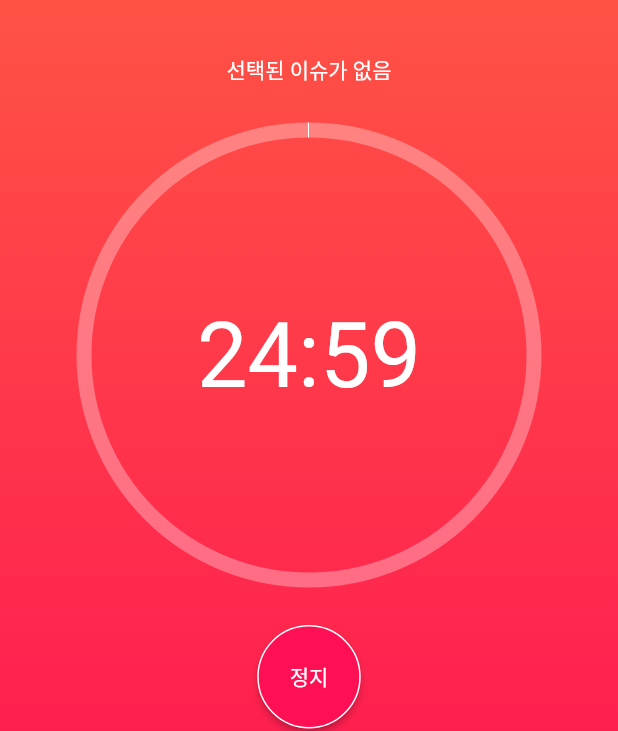
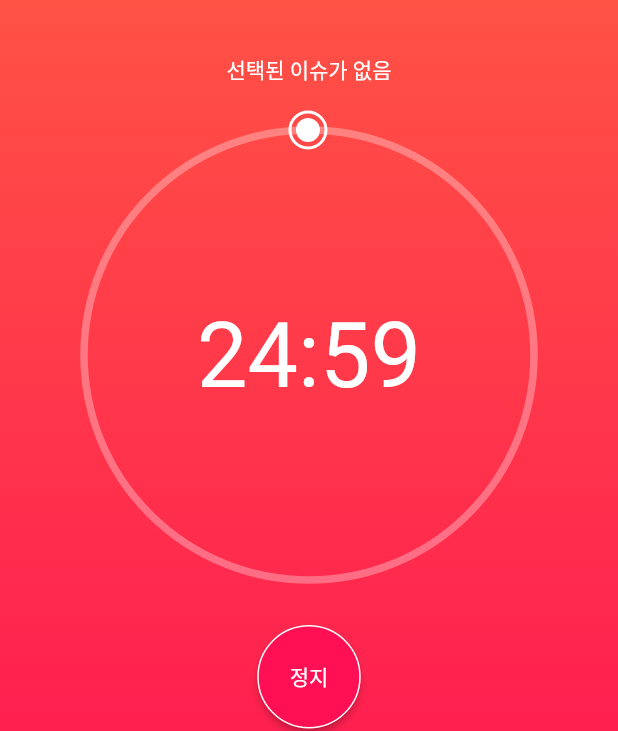
Before and after one commit to babosamo/pomodoro-timer, a Flutter app: the screen it shows after launch, after a tap on "시작", on a phone screen of 412 x 824 dp. Shown: the part 269-1000 px from the top of the screen. Run offline on Flutter 3.47's test engine with Material 2 defaults, Android fonts, the phone set to English and light mode, and no system bars.

Commit message:
중지하기 수정 및 진행중 막대 추가

```diff
--- a/lib/view/CountDownTimerPainter.dart
+++ b/lib/view/CountDownTimerPainter.dart
@@ -7,6 +7,8 @@ class CountDownTimerPainter extends CustomPainter {
   final Animation<double> animation;
   final Color backgroundColor, color;
 
+  Offset endPointer;
+
   CountDownTimerPainter({
     this.animation,
     this.backgroundColor,
@@ -15,17 +17,28 @@ class CountDownTimerPainter extends CustomPainter {
 
   @override
   void paint(Canvas canvas, Size size) {
-    Paint paint = Paint()
-      ..color = backgroundColor
-      ..strokeWidth = 10.0
-      ..strokeCap = StrokeCap.butt
-      ..style = PaintingStyle.stroke;
+    Paint paint = _getPaint(color: backgroundColor, width: 5);
+    Paint endPaint = _getPaint(color: color, width: 5, style: PaintingStyle.fill);
+    Paint endPaintOutter = _getPaint(color: color, width: 2);
 
     canvas.drawCircle(size.center(Offset.zero), size.width / 2.0, paint);
     paint.color = color;
     double progress = (1.0 - animation.value) * 2 * pi;
     canvas.drawArc(Offset.zero & size, pi * 1.5, -progress, false, paint);
+
+    var center = Offset(size.width / 2, size.height / 2);
+    var radius = min(size.width / 2, size.height / 2);
+    endPointer = radiansToCoordinates(center, percentageToRadians(-((1.0 - animation.value) * 100) - 25), radius);
+    canvas.drawCircle(endPointer, 8.0, endPaint);
+    canvas.drawCircle(endPointer, 12.0, endPaintOutter);
   }
+
+  Paint _getPaint({@required Color color, double width, PaintingStyle style}) =>
+      Paint()
+        ..color = color
+        ..strokeCap = StrokeCap.butt
+        ..style = style ?? PaintingStyle.stroke
+        ..strokeWidth = width;
 
   @override
   bool shouldRepaint(CountDownTimerPainter old) {
@@ -34,4 +47,11 @@ class CountDownTimerPainter extends CustomPainter {
         backgroundColor != old.backgroundColor;
   }
 
+  Offset radiansToCoordinates(Offset center, double radians, double radius) {
+    var dx = center.dx + radius * cos(radians);
+    var dy = center.dy + radius * sin(radians);
+    return Offset(dx, dy);
+  }
+
+  double percentageToRadians(double percentage) => ((2 * pi * percentage) / 100);
 }
--- a/lib/view/CountDownTimerView.dart
+++ b/lib/view/CountDownTimerView.dart
@@ -46,16 +46,6 @@ class _CountDownTimerView extends State<CountDownTimerView>
     controller.duration = Duration(seconds: counter.getCounter());
 
     void _startTimer() {
-      if (controller.isAnimating) {
-        controller.duration = Duration(seconds: counter.getCounter());
-        controller.stop();
-      } else {
-        controller.reverse(
-            from: controller.value == 0.0
-                ? 1.0
-                : controller.value);
-      }
-
       if (_timer == null) {
         setState(() {
           _buttonTitle = "정지";
@@ -74,6 +64,17 @@ class _CountDownTimerView extends State<CountDownTimerView>
           _timer.cancel();
           _timer = null;
         }
+      }
+
+      if (controller.isAnimating) {
+        controller.duration = Duration(seconds: counter.getCounter());
+        controller.reverse(from: 0.0);
+        controller.stop();
+      } else {
+        controller.reverse(
+            from: controller.value == 0.0
+                ? 1.0
+                : controller.value);
       }
     }
 
```
